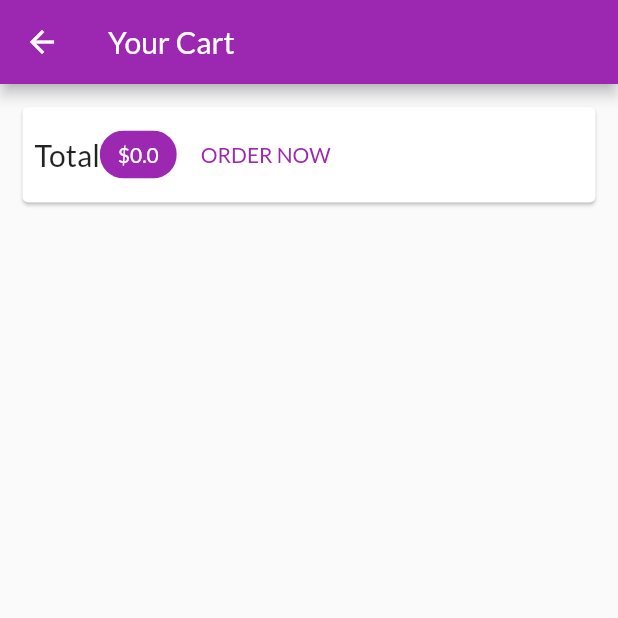
After one commit to JRamos29/flutter_shop_app, a Flutter app: the CartScreen screen opened by its route, on a phone screen of 412 x 824 dp, the top half of it. The commit adds this screen. Run offline on Flutter 3.47's test engine with Material 2 defaults, Android fonts, the phone set to English and light mode, and no system bars; network calls fail.

Commit message:
Worki g on Shopping Cart and displaying a total.

```diff
--- a/lib/main.dart
+++ b/lib/main.dart
@@ -3,6 +3,7 @@ import 'package:provider/provider.dart';
 
 import './screens/products_overview_screen.dart';
 import './screens/product_detail_screen.dart';
+import './screens/cart_screen.dart';
 import './providers/products.dart';
 import './providers/cart.dart';
 
@@ -31,6 +32,7 @@ class MyApp extends StatelessWidget {
           home: ProductsOverviewScreen(),
           routes: {
             ProductDetailScreen.routeName: (ctx) => ProductDetailScreen(),
+            CartScreen.routeName: (ctx) => CartScreen(),
           }),
     );
   }
--- a/lib/providers/cart.dart
+++ b/lib/providers/cart.dart
@@ -23,6 +23,15 @@ class Cart with ChangeNotifier {
 
   int get itemCount {
     return _items.length;
+  }
+
+  double get totalAmount {
+    double total = 0.0;
+    _items.forEach((key, item) {
+      total += item.price * item.quantity;
+    });
+
+    return total;
   }
 
   void addItem(
--- /dev/null
+++ b/lib/screens/cart_screen.dart
@@ -0,0 +1,57 @@
+import 'package:flutter/material.dart';
+import 'package:provider/provider.dart';
+
+import '../providers/cart.dart';
+
+class CartScreen extends StatelessWidget {
+  static const routeName = '/caft';
+
+  @override
+  Widget build(BuildContext context) {
+    final cart = Provider.of<Cart>(context);
+
+    return Scaffold(
+      appBar: AppBar(
+        title: Text('Your Cart'),
+      ),
+      body: Column(
+        children: [
+          Card(
+              margin: EdgeInsets.all(15),
+              child: Row(
+                children: [
+                  Padding(
+                    padding: EdgeInsets.all(8),
+                    child: Row(
+                      mainAxisAlignment: MainAxisAlignment.spaceBetween,
+                      children: [
+                        Text(
+                          'Total',
+                          style: TextStyle(fontSize: 20),
+                        ),
+                        Chip(
+                          label: Text(
+                            '\$${cart.totalAmount}',
+                            style: TextStyle(
+                                color: Theme.of(context)
+                                    .primaryTextTheme
+                                    .headline6
+                                    .color),
+                          ),
+                          backgroundColor: Theme.of(context).primaryColor,
+                        ),
+                        FlatButton(
+                          child: Text('ORDER NOW'),
+                          onPressed: () {},
+                          textColor: Theme.of(context).primaryColor,
+                        ),
+                      ],
+                    ),
+                  )
+                ],
+              ))
+        ],
+      ),
+    );
+  }
+}
--- a/lib/screens/products_overview_screen.dart
+++ b/lib/screens/products_overview_screen.dart
@@ -1,9 +1,9 @@
 import 'package:flutter/material.dart';
 import 'package:provider/provider.dart';
 
+import '../screens/cart_screen.dart';
 import '../widgets/products_grid.dart';
 import '../widgets/badge.dart';
-
 import '../providers/cart.dart';
 
 enum FilterOptions {
@@ -52,7 +52,9 @@ class _ProductsOverviewScreenState extends State<ProductsOverviewScreen> {
             ),
             child: IconButton(
               icon: Icon(Icons.shopping_cart),
-              onPressed: () {},
+              onPressed: () {
+                Navigator.of(context).pushNamed(CartScreen.routeName);
+              },
             ),
           ),
         ],
```
